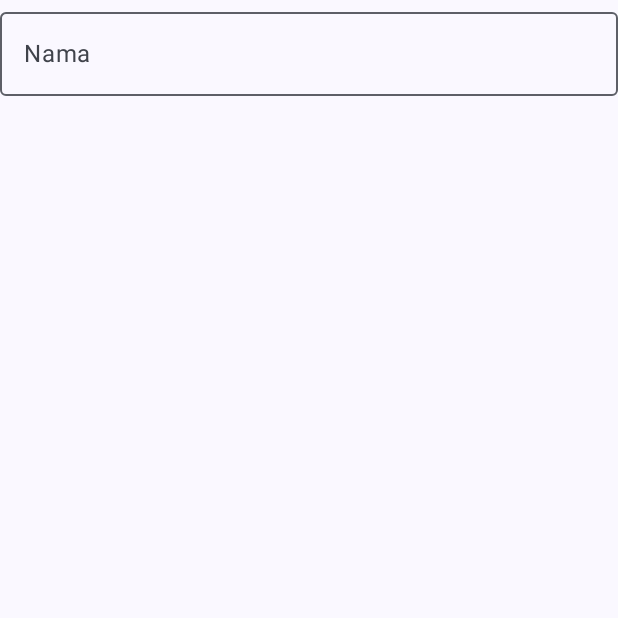
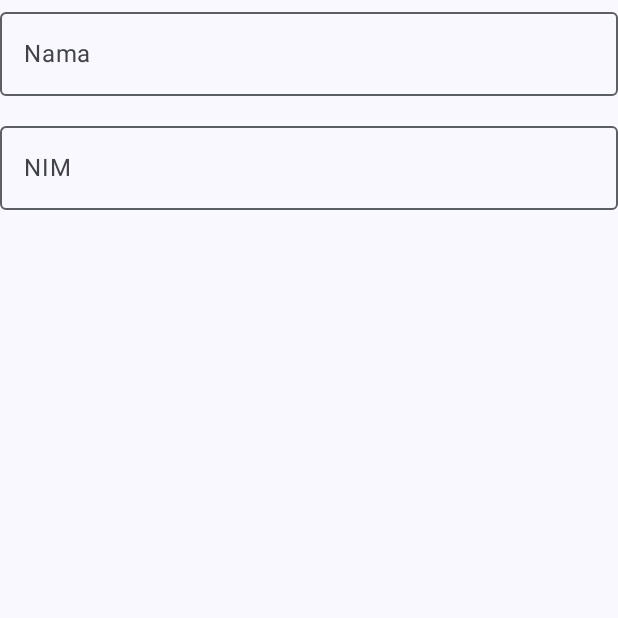
Before and after one commit to namira121/QuestAPI_081, an Android app built with Jetpack Compose: the composable FormInput shown on its own in the app's theme, on a phone screen of 412 x 824 dp, the top half of it. Run offline under Robolectric (Android 15) with nearby library versions, the phone set to English and light mode, and no system bars.

Commit message:
membuat textfield untuk nim dan nilai akan disimpan di insertUiEvent nim

```diff
--- a/app/src/main/java/com/example/praktikumremotedatabase/ui/View/InsertView.kt
+++ b/app/src/main/java/com/example/praktikumremotedatabase/ui/View/InsertView.kt
@@ -116,5 +116,13 @@ fun FormInput(
             enabled = enabled,
             singleLine = true
         )
+        OutlinedTextField(
+            value = insertUiEvent.nim,
+            onValueChange = {onValueChange(insertUiEvent.copy(nim = it))},
+            label = { Text("NIM") },
+            modifier = Modifier.fillMaxWidth(),
+            enabled = enabled,
+            singleLine = true
+        )
     }
 }
```
